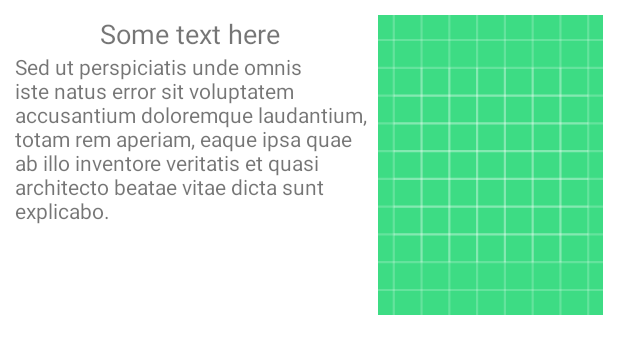
After one commit to daniel868/NewsReaderRepo, an Android app: the layout item_news_reader.xml on its own in the app's theme, with its tools: preview values and no code run, on a phone screen of 412 x 824 dp. The commit adds this screen. Shown: the top 354 px of the screen. Run offline under Robolectric (Android 15) with nearby library versions, the phone set to English and light mode, and no system bars.

Commit message:
Second Commit

```diff
--- a/app/build.gradle
+++ b/app/build.gradle
@@ -26,10 +26,15 @@ android {
         sourceCompatibility JavaVersion.VERSION_1_8
         targetCompatibility JavaVersion.VERSION_1_8
     }
+    buildFeatures {
+        dataBinding true
+    }
+
 }
 
 dependencies {
 
+    implementation 'com.github.bumptech.glide:glide:4.12.0'
     implementation 'androidx.appcompat:appcompat:1.2.0'
     implementation 'com.google.android.material:material:1.3.0'
     implementation 'androidx.constraintlayout:constraintlayout:2.0.4'
--- a/app/src/main/AndroidManifest.xml
+++ b/app/src/main/AndroidManifest.xml
@@ -1,6 +1,7 @@
 <?xml version="1.0" encoding="utf-8"?>
 <manifest xmlns:android="http://schemas.android.com/apk/res/android"
-    package="com.SincAlexandruDaniel.newsreader">
+    package="com.sincalexandrudaniel.newsreader">
+    <uses-permission android:name="android.permission.INTERNET"/>
 
     <application
         android:allowBackup="true"
@@ -9,7 +10,7 @@
         android:roundIcon="@mipmap/ic_launcher_round"
         android:supportsRtl="true"
         android:theme="@style/Theme.NewsReader">
-        <activity android:name=".MainActivity">
+        <activity android:name="com.sincalexandrudaniel.newsreader.MainActivity">
             <intent-filter>
                 <action android:name="android.intent.action.MAIN" />
 
--- a/app/src/main/java/com/SincAlexandruDaniel/newsreader/MainActivity.java
+++ b/app/src/main/java/com/sincalexandrudaniel/newsreader/MainActivity.java
@@ -1,10 +1,10 @@
-package com.SincAlexandruDaniel.newsreader;
+package com.sincalexandrudaniel.newsreader;
 
 import androidx.appcompat.app.AppCompatActivity;
 
 import android.os.Bundle;
 
-import com.SincAlexandruDaniel.newsreader.ui.main.MainFragment;
+import com.sincalexandrudaniel.newsreader.ui.main.MainFragment;
 
 public class MainActivity extends AppCompatActivity {
 
--- a/app/src/main/java/com/SincAlexandruDaniel/newsreader/ui/main/MainViewModel.java
+++ b/app/src/main/java/com/sincalexandrudaniel/newsreader/ui/main/MainViewModel.java
@@ -1,4 +1,4 @@
-package com.SincAlexandruDaniel.newsreader.ui.main;
+package com.sincalexandrudaniel.newsreader.ui.main;
 
 import androidx.lifecycle.ViewModel;
 
--- /dev/null
+++ b/app/src/main/res/layout/item_news_reader.xml
@@ -0,0 +1,54 @@
+<?xml version="1.0" encoding="utf-8"?>
+<layout xmlns:android="http://schemas.android.com/apk/res/android"
+    xmlns:app="http://schemas.android.com/apk/res-auto"
+    xmlns:tools="http://schemas.android.com/tools">
+
+    <data>
+        <variable
+            name="viewModel"
+            type="com.sincalexandrudaniel.newsreader.models.ItemViewModel" />
+    </data>
+
+    <androidx.constraintlayout.widget.ConstraintLayout
+        android:layout_width="match_parent"
+        android:layout_height="wrap_content"
+        android:padding="10dp">
+
+
+        <ImageView
+            android:id="@+id/item_imageView"
+            android:layout_width="150dp"
+            android:layout_height="200dp"
+            android:scaleType="centerCrop"
+            app:layout_constraintEnd_toEndOf="parent"
+            app:layout_constraintTop_toTopOf="parent"
+            tools:src="@drawable/ic_launcher_background"
+            app:parseImage="@{viewModel.imageNewsReader}"
+            />
+
+        <TextView
+            android:layout_width="0dp"
+            android:layout_height="wrap_content"
+            android:layout_marginEnd="10dp"
+            android:textAlignment="center"
+            android:textSize="18sp"
+            app:layout_constraintEnd_toStartOf="@id/item_imageView"
+            app:layout_constraintStart_toStartOf="parent"
+            app:layout_constraintTop_toTopOf="@id/item_imageView"
+            tools:text="Some text here"
+            android:text="@{viewModel.titleNewsReader}"
+            android:id="@+id/item_title"
+           />
+        <TextView
+            android:layout_width="0dp"
+            android:layout_height="wrap_content"
+            app:layout_constraintStart_toStartOf="parent"
+            app:layout_constraintTop_toBottomOf="@id/item_title"
+            tools:text="@string/content_string"
+            android:ellipsize="end"
+            app:layout_constraintEnd_toStartOf="@id/item_imageView"
+            android:text="@{viewModel.contentNewsReader}"
+            />
+
+    </androidx.constraintlayout.widget.ConstraintLayout>
+</layout>
--- a/app/src/main/res/values/strings.xml
+++ b/app/src/main/res/values/strings.xml
@@ -1,3 +1,4 @@
 <resources>
     <string name="app_name">NewsReader</string>
+    <string name="content_string">Sed ut perspiciatis unde omnis iste natus error sit voluptatem accusantium doloremque laudantium, totam rem aperiam, eaque ipsa quae ab illo inventore veritatis et quasi architecto beatae vitae dicta sunt explicabo.  </string>
 </resources>
```
Also changed, not shown: app/src/main/java/com/SincAlexandruDaniel/newsreader/ui/main/MainFragment.java (deleted, +0 -39 lines), app/src/main/java/com/sincalexandrudaniel/newsreader/adapter/NewsReaderAdapter.java (added, +56 -0 lines), app/src/main/java/com/sincalexandrudaniel/newsreader/binding/ImageBind.java (added, +21 -0 lines), app/src/main/java/com/sincalexandrudaniel/newsreader/binding/RecyclerBinder.java (added, +25 -0 lines), app/src/main/java/com/sincalexandrudaniel/newsreader/models/NewsReaderViewModel.java (added, +38 -0 lines), app/src/main/java/com/sincalexandrudaniel/newsreader/ui/main/MainFragment.java (added, +54 -0 lines), app/src/main/res/layout/main_fragment.xml (+23 -16 lines), 4 other files.
